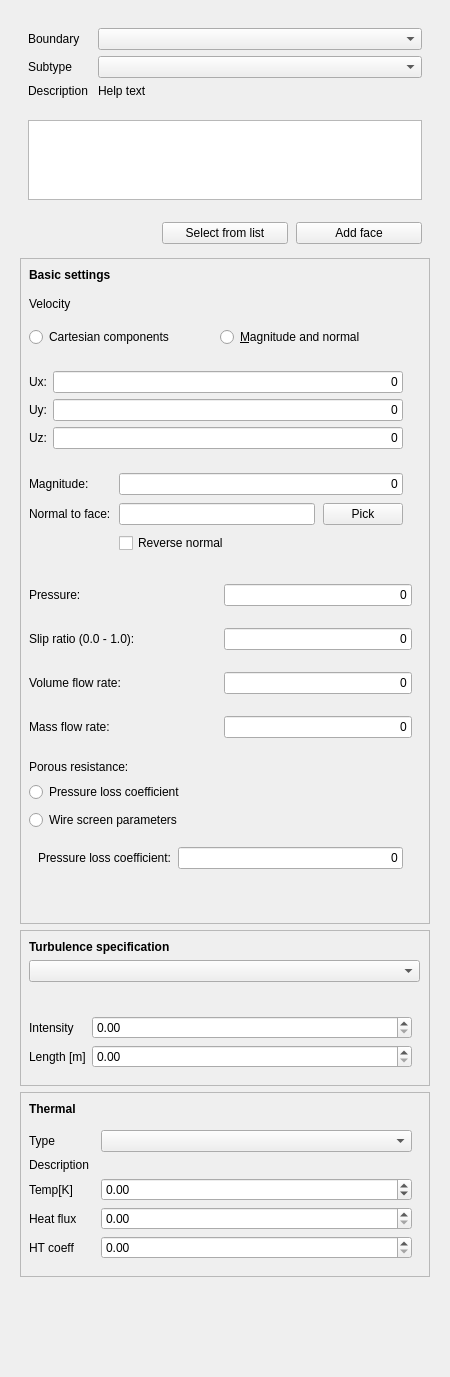
The window that TaskPanelCfdFluidBoundary.ui (jaheyns/CfdOF) describes before a commit, drawn with Qt 5.
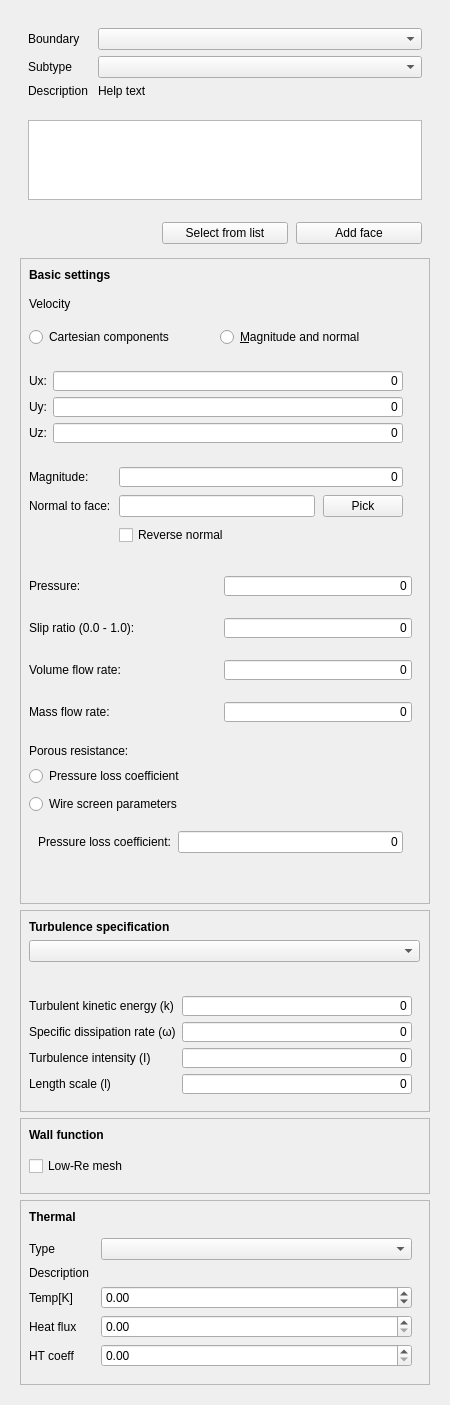
The same window after the commit. Custom widgets are drawn as their Qt base class.

Commit message: CFD: Add turbulence modelling support

```diff
--- a/TaskPanelCfdFluidBoundary.ui
+++ b/TaskPanelCfdFluidBoundary.ui
@@ -219,9 +219,6 @@
           </item>
           <item>
            <layout class="QFormLayout" name="layoutTurbulenceValues">
-            <property name="fieldGrowthPolicy">
-             <enum>QFormLayout::AllNonFixedFieldsGrow</enum>
-            </property>
             <property name="topMargin">
              <number>8</number>
             </property>
@@ -231,17 +228,105 @@
             <property name="bottomMargin">
              <number>8</number>
             </property>
-            <item row="0" column="0">
+            <item row="2" column="0">
              <widget class="QLabel" name="labelTurbulentIntensityValue">
               <property name="text">
-               <string>Intensity</string>
+               <string>Turbulence intensity (I)</string>
+              </property>
+             </widget>
+            </item>
+            <item row="2" column="1">
+             <widget class="Gui::InputField" name="inputIntensity">
+              <property name="sizePolicy">
+               <sizepolicy hsizetype="Preferred" vsizetype="Fixed">
+                <horstretch>0</horstretch>
+                <verstretch>0</verstretch>
+               </sizepolicy>
+              </property>
+              <property name="minimumSize">
+               <size>
+                <width>80</width>
+                <height>20</height>
+               </size>
+              </property>
+              <property name="text">
+               <string>0</string>
+              </property>
+              <property name="alignment">
+               <set>Qt::AlignRight|Qt::AlignTrailing|Qt::AlignVCenter</set>
+              </property>
+              <property name="singleStep" stdset="0">
+               <double>0.010000000000000</double>
+              </property>
+              <property name="minimum" stdset="0">
+               <double>0.000000000000000</double>
+              </property>
+              <property name="unit" stdset="0">
+               <string notr="true"/>
+              </property>
+              <property name="decimals" stdset="0">
+               <number>5</number>
+              </property>
+              <property name="value" stdset="0">
+               <double>0.000000000000000</double>
+              </property>
+             </widget>
+            </item>
+            <item row="3" column="0">
+             <widget class="QLabel" name="labelTurbulentLengthValue">
+              <property name="text">
+               <string>Length scale (l)</string>
+              </property>
+             </widget>
+            </item>
+            <item row="3" column="1">
+             <widget class="Gui::InputField" name="inputLengthScale">
+              <property name="sizePolicy">
+               <sizepolicy hsizetype="Preferred" vsizetype="Fixed">
+                <horstretch>0</horstretch>
+                <verstretch>0</verstretch>
+               </sizepolicy>
+              </property>
+              <property name="minimumSize">
+               <size>
+                <width>80</width>
+                <height>20</height>
+               </size>
+              </property>
+              <property name="text">
+               <string>0</string>
+              </property>
+              <property name="alignment">
+               <set>Qt::AlignRight|Qt::AlignTrailing|Qt::AlignVCenter</set>
+              </property>
+              <property name="singleStep" stdset="0">
+               <double>1.000000000000000</double>
+              </property>
+              <property name="minimum" stdset="0">
+               <double>0.000000000000000</double>
+              </property>
+              <property name="unit" stdset="0">
+               <string notr="true">mm</string>
+              </property>
+              <property name="decimals" stdset="0">
+               <number>5</number>
+              </property>
+              <property name="value" stdset="0">
+               <double>0.000000000000000</double>
+              </property>
+             </widget>
+            </item>
+            <item row="0" column="0">
+             <widget class="QLabel" name="label_6">
+              <property name="text">
+               <string>Turbulent kinetic energy (k)</string>
               </property>
              </widget>
             </item>
             <item row="0" column="1">
-             <widget class="QDoubleSpinBox" name="spinTurbulentIntensityValue">
+             <widget class="Gui::InputField" name="inputKineticEnergy">
               <property name="sizePolicy">
-               <sizepolicy hsizetype="MinimumExpanding" vsizetype="Fixed">
+               <sizepolicy hsizetype="Preferred" vsizetype="Fixed">
                 <horstretch>0</horstretch>
                 <verstretch>0</verstretch>
                </sizepolicy>
@@ -249,22 +334,43 @@
               <property name="minimumSize">
                <size>
                 <width>80</width>
-                <height>0</height>
+                <height>20</height>
                </size>
               </property>
+              <property name="text">
+               <string>0</string>
+              </property>
+              <property name="alignment">
+               <set>Qt::AlignRight|Qt::AlignTrailing|Qt::AlignVCenter</set>
+              </property>
+              <property name="singleStep" stdset="0">
+               <double>0.010000000000000</double>
+              </property>
+              <property name="minimum" stdset="0">
+               <double>0.000000000000000</double>
+              </property>
+              <property name="unit" stdset="0">
+               <string notr="true">m^2/s^2</string>
+              </property>
+              <property name="decimals" stdset="0">
+               <number>5</number>
+              </property>
+              <property name="value" stdset="0">
+               <double>0.000000000000000</double>
+              </property>
              </widget>
             </item>
             <item row="1" column="0">
-             <widget class="QLabel" name="labelTurbulentLengthValue">
+             <widget class="QLabel" name="label_7">
               <property name="text">
-               <string>Length [m]</string>
+               <string>Specific dissipation rate (ω)</string>
               </property>
              </widget>
             </item>
             <item row="1" column="1">
-             <widget class="QDoubleSpinBox" name="spinTurbulentLengthValue">
+             <widget class="Gui::InputField" name="inputSpecificDissipationRate">
               <property name="sizePolicy">
-               <sizepolicy hsizetype="Expanding" vsizetype="Fixed">
+               <sizepolicy hsizetype="Preferred" vsizetype="Fixed">
                 <horstretch>0</horstretch>
                 <verstretch>0</verstretch>
                </sizepolicy>
@@ -272,9 +378,30 @@
               <property name="minimumSize">
                <size>
                 <width>80</width>
-                <height>0</height>
+                <height>20</height>
                </size>
               </property>
+              <property name="text">
+               <string>0</string>
+              </property>
+              <property name="alignment">
+               <set>Qt::AlignRight|Qt::AlignTrailing|Qt::AlignVCenter</set>
+              </property>
+              <property name="singleStep" stdset="0">
+               <double>0.010000000000000</double>
+              </property>
+              <property name="minimum" stdset="0">
+               <double>0.000000000000000</double>
+              </property>
+              <property name="unit" stdset="0">
+               <string notr="true">rad/s</string>
+              </property>
+              <property name="decimals" stdset="0">
+               <number>5</number>
+              </property>
+              <property name="value" stdset="0">
+               <double>0.000000000000000</double>
+              </property>
              </widget>
             </item>
            </layout>
@@ -282,6 +409,60 @@
          </layout>
         </widget>
        </item>
+       <item row="5" column="0">
+        <widget class="QFrame" name="wallFuncFrame">
+     <property name="frameShape">
+      <enum>QFrame::StyledPanel</enum>
+     </property>
+     <property name="frameShadow">
+      <enum>QFrame::Raised</enum>
+     </property>
+     <layout class="QVBoxLayout" name="verticalLayout">
+      <property name="leftMargin">
+       <number>8</number>
+      </property>
+      <item>
+       <widget class="QLabel" name="labelWallFunctions">
+        <property name="font">
+         <font>
+          <weight>75</weight>
+          <bold>true</bold>
+         </font>
+        </property>
+        <property name="text">
+         <string>Wall function</string>
+        </property>
+        <property name="wordWrap">
+         <bool>false</bool>
+        </property>
+       </widget>
+      </item>
+      <item>
+       <layout class="QFormLayout" name="layoutWallFunction">
+        <property name="topMargin">
+         <number>8</number>
+        </property>
+        <property name="rightMargin">
+         <number>8</number>
+        </property>
+        <property name="bottomMargin">
+         <number>8</number>
+        </property>
+        <item row="0" column="0" colspan="2">
+         <widget class="QCheckBox" name="checkLowRe">
+          <property name="toolTip">
+           <string>Use wall functions suitable for a wall-boundary resolved mesh with a y+ value ~O(1)</string>
+          </property>
+          <property name="text">
+           <string>Low-Re mesh</string>
+          </property>
+         </widget>
+        </item>
+       </layout>
+      </item>
+     </layout>
+    </widget>
+       </item>
        <item row="3" column="0">
         <widget class="QFrame" name="basicFrame">
          <property name="frameShape">
@@ -1125,7 +1306,7 @@
          </layout>
         </widget>
        </item>
-       <item row="5" column="0">
+       <item row="6" column="0">
         <widget class="QFrame" name="thermalFrame">
          <property name="frameShape">
           <enum>QFrame::StyledPanel</enum>
```
The commit also changes 22 other files.
